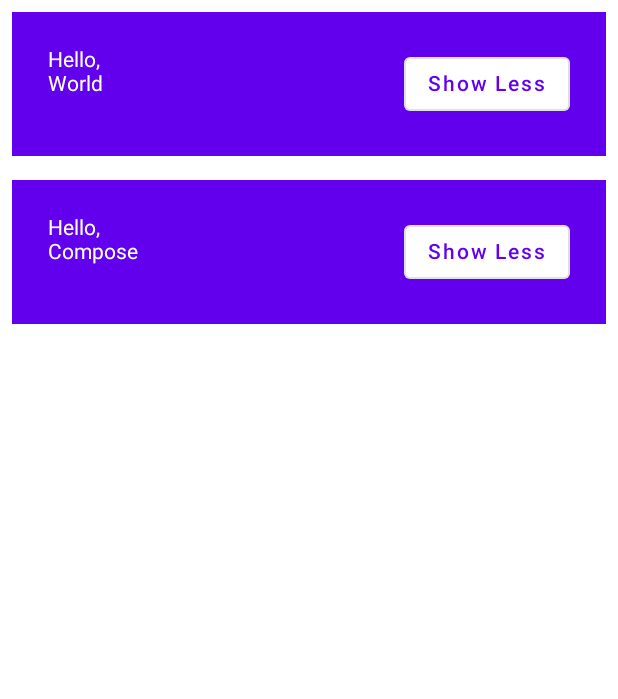
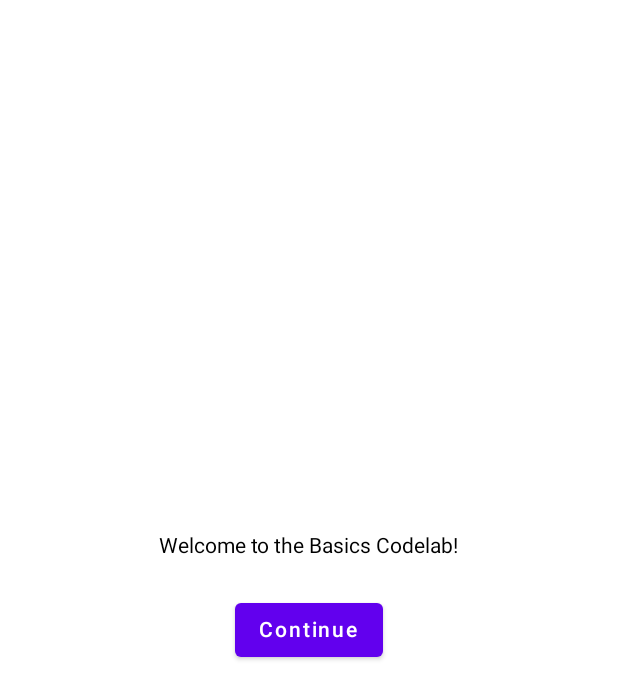
Before and after one commit to Allurecruel/FirstAndroidForm, an Android app built with Jetpack Compose: the MainActivity screen opened directly, with no data from a screen before it, on a phone screen of 412 x 824 dp. Shown: the top 699 px of the screen. Run offline under Robolectric (Android 15) with nearby library versions, the phone set to English and light mode, and no system bars.

Commit message:
Example: State hoisting

```diff
--- /dev/null
+++ b/app/src/main/java/com/example/androidtask/BasicApp.kt
@@ -0,0 +1,78 @@
+package com.example.androidtask
+
+import androidx.compose.foundation.layout.*
+import androidx.compose.material.*
+import androidx.compose.runtime.*
+import androidx.compose.ui.Alignment
+import androidx.compose.ui.Modifier
+import androidx.compose.ui.unit.dp
+
+class BasicApp {
+
+    @Composable
+    private fun Greeting(name: String) {
+        var expanded by remember { mutableStateOf(false) }
+        val extraPadding = if (expanded) 48.dp else 0.dp
+
+        Surface(
+            color = MaterialTheme.colors.primary
+        ) {
+            Row(modifier = Modifier.padding(24.dp)) {
+                Column(modifier = Modifier
+                    .weight(1f)
+                    .padding(bottom = extraPadding)) {
+                    Text("Hello, ")
+                    Text("$name")
+                }
+                OutlinedButton(onClick = { expanded = !expanded }) {
+                    Text(text = if (expanded) "Show More" else "Show Less")
+                }
+            }
+        }
+    }
+
+    @Composable
+    private fun Greetings() {
+        val names: List<String> = listOf("World", "Compose")
+        Column() {
+            for (name in names) {
+                Surface(
+                    color = MaterialTheme.colors.background,
+                    modifier = Modifier.padding(8.dp)
+                ) {
+                    Greeting(name = name)
+                }
+            }
+        }
+    }
+
+    @Composable
+    private fun OnboardingScreen(onContinueClicked: () -> Unit) {
+        Surface {
+            Column(
+                modifier = Modifier.fillMaxSize(),
+                verticalArrangement = Arrangement.Center,
+                horizontalAlignment = Alignment.CenterHorizontally
+            ) {
+                Text("Welcome to the Basics Codelab!")
+                Button(
+                    modifier = Modifier.padding(vertical = 24.dp),
+                    onClick = onContinueClicked
+                ) {
+                    Text("Continue")
+                }
+            }
+        }
+    }
+
+    @Composable
+    fun MyApp() {
+        var shouldShowOnboard by remember { mutableStateOf(true) }
+
+        if (shouldShowOnboard) {
+            OnboardingScreen(onContinueClicked = { shouldShowOnboard = false })
+        } else {
+            Greetings()
+        }
+    }
+}
--- a/app/src/main/java/com/example/androidtask/MainActivity.kt
+++ b/app/src/main/java/com/example/androidtask/MainActivity.kt
@@ -3,31 +3,20 @@ package com.example.androidtask
 import android.os.Bundle
 import androidx.activity.compose.setContent
 import androidx.appcompat.app.AppCompatActivity
-import androidx.compose.foundation.layout.Column
-import androidx.compose.foundation.layout.Row
-import androidx.compose.foundation.layout.padding
-import androidx.compose.material.MaterialTheme
-import androidx.compose.material.OutlinedButton
-import androidx.compose.material.Surface
-import androidx.compose.material.Text
-import androidx.compose.runtime.Composable
-import androidx.compose.runtime.mutableStateOf
-import androidx.compose.runtime.remember
-import androidx.compose.ui.Modifier
+import androidx.compose.runtime.*
 import androidx.compose.ui.tooling.preview.Preview
-import androidx.compose.ui.unit.dp
 
 class MainActivity : AppCompatActivity() {
     override fun onCreate(savedInstanceState: Bundle?) {
         super.onCreate(savedInstanceState)
         setContent {
-            PreviewGreeting()
+            OnboardingPreview()
         }
     }
 
-    @Preview
+    @Preview(showBackground = true, widthDp = 320, heightDp = 320)
     @Composable
-    fun PreviewGreeting() {
-        StateInCompose().MyApp()
+    fun OnboardingPreview() {
+        BasicApp().MyApp()
     }
 }
--- a/app/src/main/java/com/example/androidtask/StateInCompose.kt
+++ /dev/null
@@ -1,53 +0,0 @@
-package com.example.androidtask
-
-import androidx.compose.foundation.layout.Column
-import androidx.compose.foundation.layout.Row
-import androidx.compose.foundation.layout.padding
-import androidx.compose.material.MaterialTheme
-import androidx.compose.material.OutlinedButton
-import androidx.compose.material.Surface
-import androidx.compose.material.Text
-import androidx.compose.runtime.Composable
-import androidx.compose.runtime.mutableStateOf
-import androidx.compose.runtime.remember
-import androidx.compose.ui.Modifier
-import androidx.compose.ui.tooling.preview.Preview
-import androidx.compose.ui.unit.dp
-
-class StateInCompose {
-
-    @Composable
-    private fun Greeting(name: String) {
-        val expanded = remember { mutableStateOf(false) }
-        val extraPadding = if (expanded.value) 48.dp else 0.dp
-
-        Surface(
-            color = MaterialTheme.colors.primary
-        ) {
-            Row(modifier = Modifier.padding(24.dp)) {
-                Column(modifier = Modifier.weight(1f).padding(bottom = extraPadding)) {
-                    Text("Hello, ")
-                    Text("$name")
-                }
-                OutlinedButton(onClick = { expanded.value = !expanded.value }) {
-                    Text(text = if (expanded.value) "Show More" else "Show Less")
-                }
-            }
-        }
-    }
-
-    @Composable
-    fun MyApp() {
-        val names: List<String> = listOf("World", "Compose")
-        Column() {
-            for (name in names) {
-                Surface(
-                    color = MaterialTheme.colors.background,
-                    modifier = Modifier.padding(8.dp)
-                ) {
-                    Greeting(name = name)
-                }
-            }
-        }
-    }
-}
```
